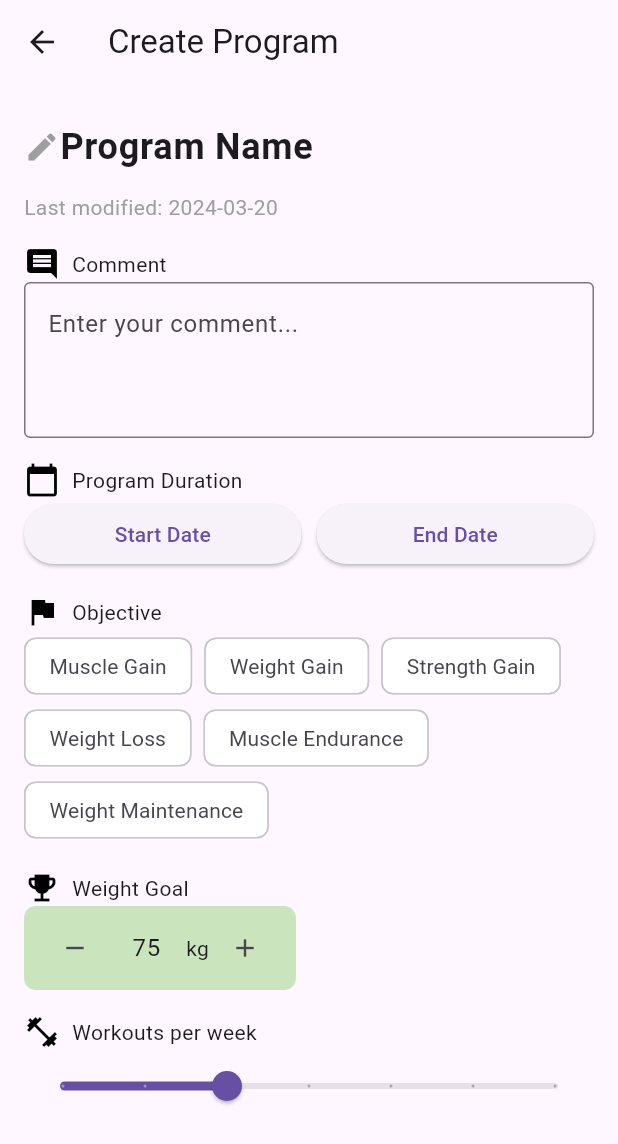
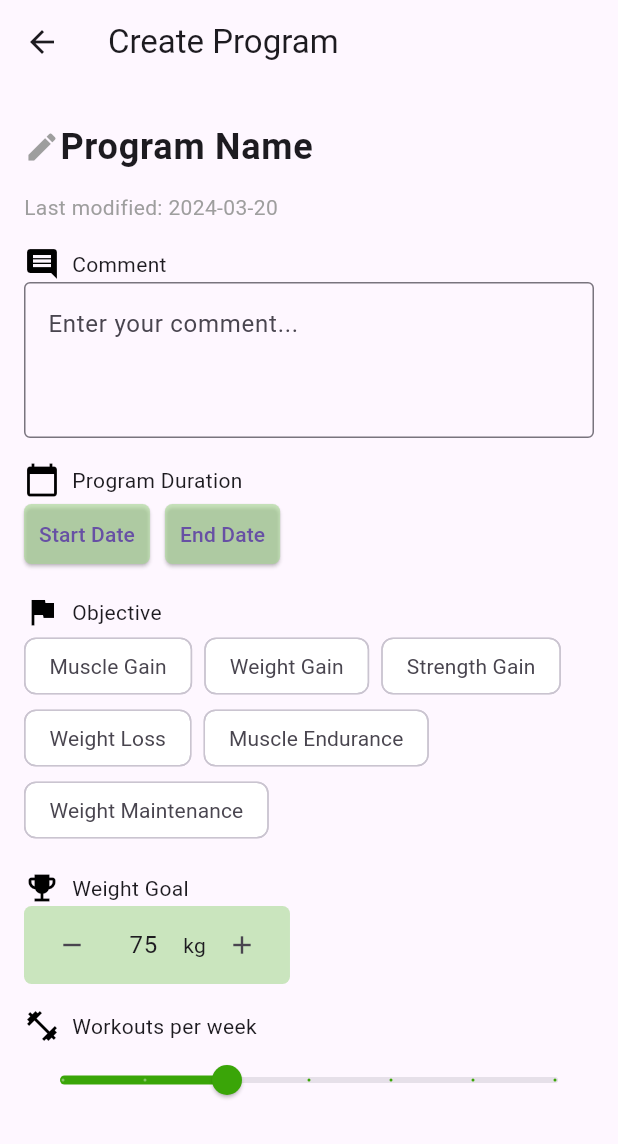
Before and after one commit to remybms/sportin-app, a Flutter app: the CreateProgramPage screen opened directly, on a phone screen of 412 x 824 dp. Shown: the top 1144 px of the screen. Run offline on Flutter 3.47's test engine with Material 3 defaults, Android fonts, the phone set to English and light mode, and no system bars.

Commit message:
:sparkles: new color variable; modified program duration styling; Workouts per week slider color

```diff
--- a/lib/pages/create_program.dart
+++ b/lib/pages/create_program.dart
@@ -2,7 +2,7 @@ import 'package:flutter/material.dart';
 import 'package:intl/intl.dart';
 
 const Color vertMix = Color(0x99A7D992); // 0x99 = 60% opacity
-
+const Color vert = Color(0xFF3AA508);
 class CreateProgramPage extends StatefulWidget {
   @override
   _CreateProgramPageState createState() => _CreateProgramPageState();
@@ -114,24 +114,52 @@ class _CreateProgramPageState extends State<CreateProgramPage> {
               ],
             ),
             Row(
+              mainAxisAlignment: MainAxisAlignment.start,
               children: [
-                Expanded(
-                  child: ElevatedButton(
-                    onPressed: () => _selectDate(context, true),
-                    child: Text(_startDate == null
+                // Start Date btn
+                ElevatedButton(
+                  onPressed: () => _selectDate(context, true),
+                  style: ElevatedButton.styleFrom(
+                    padding: EdgeInsets.symmetric(horizontal: 10, vertical: 8),
+                    shape: RoundedRectangleBorder(
+                      borderRadius: BorderRadius.circular(5),
+                    ),
+                    backgroundColor: vertMix,
+                  ),
+                  child: Text(
+                    _startDate == null
                         ? "Start Date"
-                        : "Start: ${_dateFormat.format(_startDate!)}"),
+                        : "Start: ${_dateFormat.format(_startDate!)}",
+                    style: TextStyle(fontSize: 14),
                   ),
                 ),
                 SizedBox(width: 10),
-                Expanded(
-                  child: ElevatedButton(
-                    onPressed: () => _selectDate(context, false),
-                    child: Text(_endDate == null
+
+                // End date btn
+                ElevatedButton(
+                  onPressed: () => _selectDate(context, false),
+                  style: ElevatedButton.styleFrom(
+                    padding: EdgeInsets.symmetric(horizontal: 10, vertical: 8),
+                    shape: RoundedRectangleBorder(
+                      borderRadius: BorderRadius.circular(5),
+                    ),
+                    backgroundColor: vertMix,
+                  ),
+                  child: Text(
+                    _endDate == null
                         ? "End Date"
-                        : "End: ${_dateFormat.format(_endDate!)}"),
+                        : "End: ${_dateFormat.format(_endDate!)}",
+                    style: TextStyle(fontSize: 14),
                   ),
                 ),
+                SizedBox(width: 10),
+
+                // Program duration (Weeks)
+                if (_startDate != null && _endDate != null)
+                  Text(
+                    "${_endDate!.difference(_startDate!).inDays ~/ 7} weeks",
+                    style: TextStyle(fontWeight: FontWeight.bold),
+                  ),
               ],
             ),
             SizedBox(height: 16),
@@ -173,9 +201,9 @@ class _CreateProgramPageState extends State<CreateProgramPage> {
             Container(
               decoration: BoxDecoration(
                 color: vertMix,
-                borderRadius: BorderRadius.circular(8.0),
+                borderRadius: BorderRadius.circular(5),
               ),
-              padding: EdgeInsets.symmetric(horizontal: 10.0, vertical: 4.0),
+              padding: EdgeInsets.symmetric(horizontal: 8, vertical: 2.0),
               child: Row(
                 mainAxisSize: MainAxisSize.min,
                 children: [
@@ -233,6 +261,8 @@ class _CreateProgramPageState extends State<CreateProgramPage> {
               max: 7,
               divisions: 6,
               label: "$_workoutsPerWeek",
+              activeColor: vert,
+              thumbColor: vert,
               onChanged: (double value) {
                 setState(() {
                   _workoutsPerWeek = value.toInt();
```
